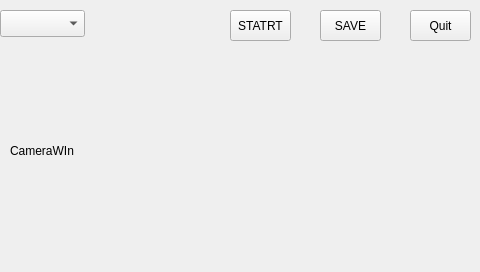
Above: DSO/UI/CameraWin.ui from Yueyang123/YY_lanuncher before the change. Below: the same form after it.
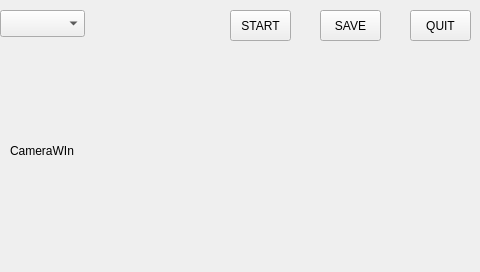
That is the form after the change.

What changed in the file:
```diff
--- a/DSO/UI/CameraWin.ui
+++ b/DSO/UI/CameraWin.ui
@@ -23,7 +23,7 @@
     </rect>
    </property>
    <property name="text">
-    <string>Quit</string>
+    <string>QUIT</string>
    </property>
   </widget>
   <widget class="QLabel" name="label">
@@ -62,7 +62,7 @@
     </rect>
    </property>
    <property name="text">
-    <string>STATRT</string>
+    <string>START</string>
    </property>
   </widget>
   <widget class="QComboBox" name="comboBox">
```
